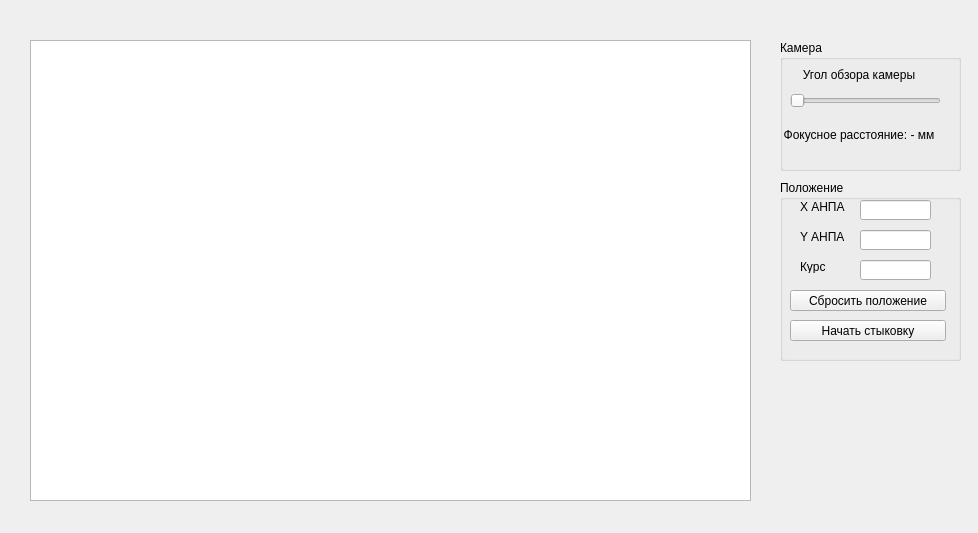
This is docking/mainwindow.ui in edirab/Studying-Qt as Qt 5 draws it before an edit. The edited form follows.
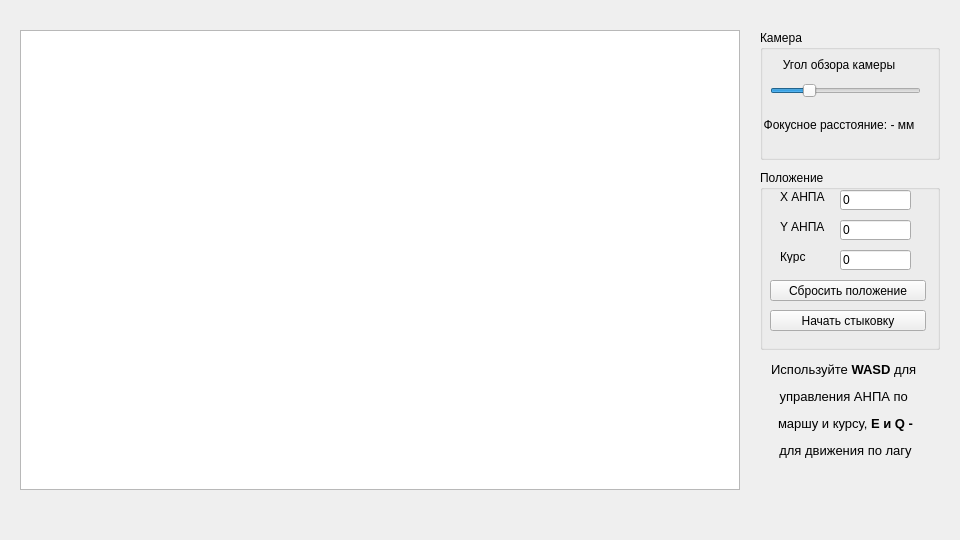
This is the edited form.

Commit message: Настроено нормальное изменение положения окна с помошью самописного обработчика. Добавлена метка с подсказкой об использовании клавиатуры. Заданы значения по умолчанию во всех полях при старте приложения. Размеры главного окна ограничены теперь 960 на 540 пикселями. Выявлено нежелательное поведение, связанное с необходимостью возвращать фокус объекту-наследнику QGraphicsScene

What changed in the file:
```diff
--- a/docking/mainwindow.ui
+++ b/docking/mainwindow.ui
@@ -6,8 +6,8 @@
    <rect>
     <x>0</x>
     <y>0</y>
-    <width>978</width>
-    <height>533</height>
+    <width>960</width>
+    <height>540</height>
    </rect>
   </property>
   <property name="sizePolicy">
@@ -16,16 +16,22 @@
     <verstretch>0</verstretch>
    </sizepolicy>
   </property>
+  <property name="minimumSize">
+   <size>
+    <width>960</width>
+    <height>540</height>
+   </size>
+  </property>
   <property name="windowTitle">
    <string>MainWindow</string>
   </property>
   <widget class="QGraphicsView" name="graphicsView">
    <property name="geometry">
     <rect>
-     <x>30</x>
-     <y>40</y>
-     <width>721</width>
-     <height>461</height>
+     <x>20</x>
+     <y>30</y>
+     <width>720</width>
+     <height>460</height>
     </rect>
    </property>
    <property name="sizePolicy">
@@ -44,10 +50,10 @@
   <widget class="QGroupBox" name="groupBox">
    <property name="geometry">
     <rect>
-     <x>780</x>
-     <y>180</y>
-     <width>181</width>
-     <height>181</height>
+     <x>760</x>
+     <y>170</y>
+     <width>180</width>
+     <height>180</height>
     </rect>
    </property>
    <property name="title">
@@ -88,6 +94,9 @@
       <height>20</height>
      </rect>
     </property>
+    <property name="text">
+     <string>0</string>
+    </property>
    </widget>
    <widget class="QLineEdit" name="lineEdit_X">
     <property name="geometry">
@@ -104,6 +113,9 @@
       <verstretch>0</verstretch>
      </sizepolicy>
     </property>
+    <property name="text">
+     <string>0</string>
+    </property>
    </widget>
    <widget class="QLabel" name="label_auvX">
     <property name="geometry">
@@ -140,6 +152,9 @@
       <height>20</height>
      </rect>
     </property>
+    <property name="text">
+     <string>0</string>
+    </property>
    </widget>
    <widget class="QLabel" name="label_auvYaw">
     <property name="geometry">
@@ -158,10 +173,10 @@
   <widget class="QGroupBox" name="groupBox_2">
    <property name="geometry">
     <rect>
-     <x>780</x>
-     <y>40</y>
-     <width>181</width>
-     <height>131</height>
+     <x>760</x>
+     <y>30</y>
+     <width>180</width>
+     <height>130</height>
     </rect>
    </property>
    <property name="title">
@@ -207,6 +222,9 @@
     <property name="maximum">
      <number>180</number>
     </property>
+    <property name="value">
+     <number>50</number>
+    </property>
     <property name="orientation">
      <enum>Qt::Horizontal</enum>
     </property>
@@ -237,6 +255,25 @@
     </property>
    </widget>
   </widget>
+  <widget class="QLabel" name="labelHint">
+   <property name="geometry">
+    <rect>
+     <x>760</x>
+     <y>350</y>
+     <width>171</width>
+     <height>121</height>
+    </rect>
+   </property>
+   <property name="inputMethodHints">
+    <set>Qt::ImhMultiLine</set>
+   </property>
+   <property name="text">
+    <string>&lt;html&gt;&lt;head/&gt;&lt;body&gt;&lt;p align=&quot;center&quot;&gt;&lt;span style=&quot; font-size:10pt;&quot;&gt;Используйте &lt;/span&gt;&lt;span style=&quot; font-size:10pt; font-weight:600;&quot;&gt;WASD &lt;/span&gt;&lt;span style=&quot; font-size:10pt;&quot;&gt;для &lt;/span&gt;&lt;/p&gt;&lt;p align=&quot;center&quot;&gt;&lt;span style=&quot; font-size:10pt;&quot;&gt;управления АНПА по &lt;/span&gt;&lt;/p&gt;&lt;p align=&quot;center&quot;&gt;&lt;span style=&quot; font-size:10pt;&quot;&gt;маршу и курсу, &lt;/span&gt;&lt;span style=&quot; font-size:10pt; font-weight:600;&quot;&gt;E и Q -&lt;/span&gt;&lt;span style=&quot; font-size:10pt;&quot;/&gt;&lt;/p&gt;&lt;p align=&quot;center&quot;&gt;&lt;span style=&quot; font-size:10pt;&quot;&gt;для движения по лагу&lt;/span&gt;&lt;/p&gt;&lt;/body&gt;&lt;/html&gt;</string>
+   </property>
+   <property name="textFormat">
+    <enum>Qt::RichText</enum>
+   </property>
+  </widget>
  </widget>
  <resources/>
  <connections/>
```
Left out of the diff: 4 changed lines with no effect on the pictures. The commit also changes 4 other files.
